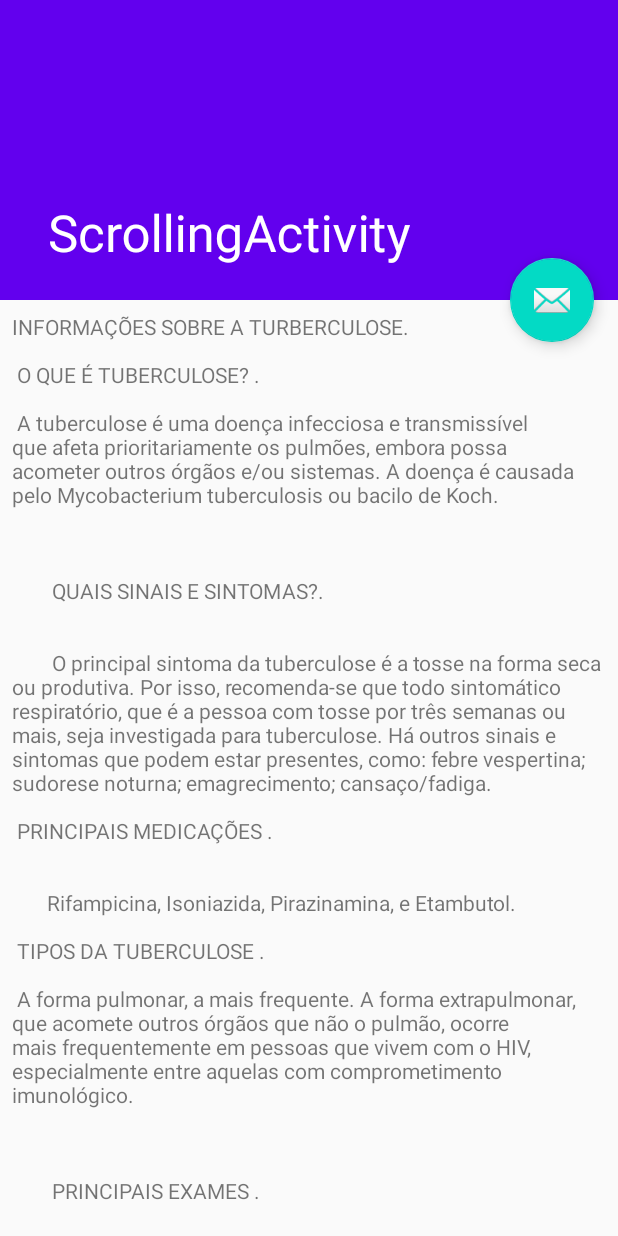
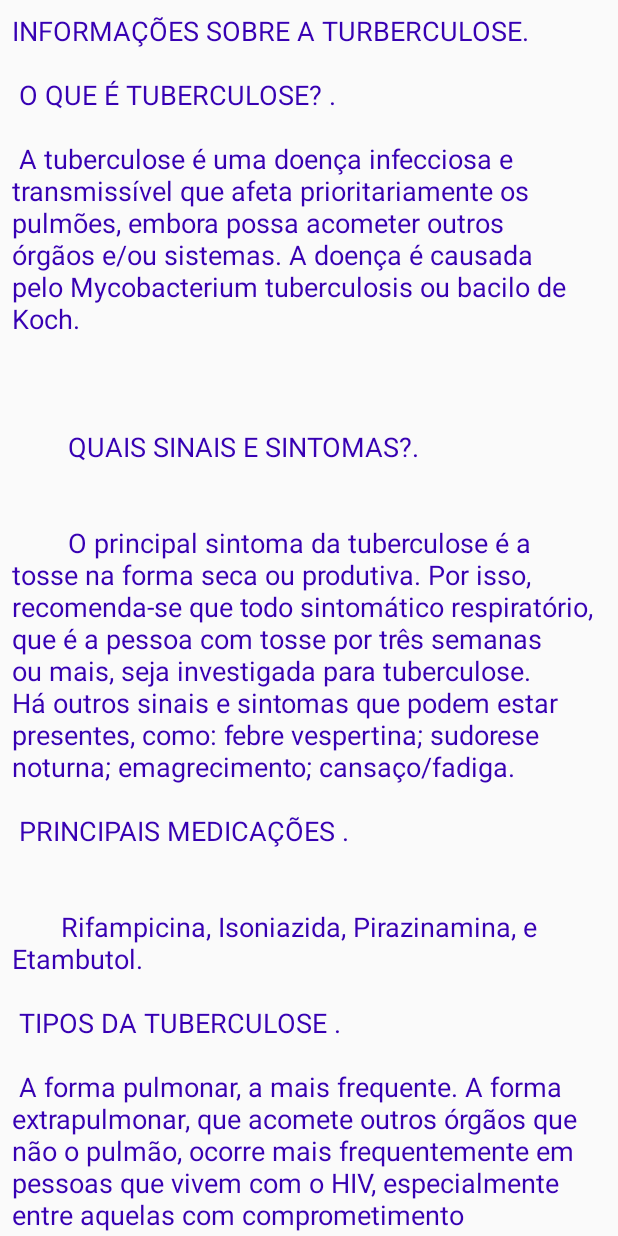
Before and after one commit to maxmonteiro2008/Pronex-Paciente, an Android app: the InfoActivity screen opened directly, with no data from a screen before it, on a phone screen of 412 x 824 dp. Run offline under Robolectric (Android 15) with nearby library versions, the phone set to English and light mode, and no system bars.

Commit message:
Ver 1.0: Auth + Opcoes-Final2 + Hora Medicamento + Camera2 + Medicacao + Sentimento+ info

```diff
--- a/app/src/main/java/com/mx/mobi_flm/InfoActivity.java
+++ b/app/src/main/java/com/mx/mobi_flm/InfoActivity.java
@@ -3,10 +3,7 @@ package com.mx.mobi_flm;
 import android.os.Bundle;
 import android.widget.TextView;
 
-import com.google.android.material.appbar.CollapsingToolbarLayout;
-
 import androidx.appcompat.app.AppCompatActivity;
-import androidx.appcompat.widget.Toolbar;
 
 public class InfoActivity extends AppCompatActivity {
 
@@ -15,19 +12,10 @@ public class InfoActivity extends AppCompatActivity {
     @Override
     protected void onCreate(Bundle savedInstanceState) {
         super.onCreate(savedInstanceState);
-        setContentView(R.layout.activity_info);
-        Toolbar toolbar = (Toolbar) findViewById(R.id.toolbar);
-        setSupportActionBar(toolbar);
-        CollapsingToolbarLayout toolBarLayout = (CollapsingToolbarLayout) findViewById(R.id.toolbar_layout);
-        toolBarLayout.setTitle(getTitle());
+        setContentView(R.layout.content_scrolling);
+
 
         textView = (TextView) findViewById(R.id.text1);
-        //fab.setOnClickListener(new View.OnClickListener() {
-        //    @Override
-        //    public void onClick(View view) {
-        //       Snackbar.make(view, "Replace with your own action", Snackbar.LENGTH_LONG)
-        //                .setAction("Action", null).show();
-        //    }
-        //});
+
     }//onCReate
 }//Activity
--- a/app/src/main/res/layout/activity_info.xml
+++ b/app/src/main/res/layout/activity_info.xml
@@ -33,14 +33,6 @@
         </com.google.android.material.appbar.CollapsingToolbarLayout>
     </com.google.android.material.appbar.AppBarLayout>
 
-    <com.google.android.material.floatingactionbutton.FloatingActionButton
-        android:id="@+id/fab"
-        android:layout_width="wrap_content"
-        android:layout_height="wrap_content"
-        android:layout_margin="@dimen/fab_margin"
-        app:layout_anchor="@id/app_bar"
-        app:layout_anchorGravity="bottom|end"
-        app:srcCompat="@android:drawable/ic_dialog_email" />
 
     <include layout="@layout/content_scrolling" />
 
--- a/app/src/main/res/layout/content_scrolling.xml
+++ b/app/src/main/res/layout/content_scrolling.xml
@@ -4,9 +4,9 @@
     xmlns:tools="http://schemas.android.com/tools"
     android:layout_width="match_parent"
     android:layout_height="match_parent"
-    app:layout_behavior="@string/appbar_scrolling_view_behavior"
+    app:layout_behavior="@string/title_activity_info"
     tools:context=".InfoActivity"
-    tools:showIn="@layout/activity_info">
+    tools:showIn="@layout/content_scrolling">
 
     <TextView
         android:id="@+id/text1"
@@ -14,6 +14,9 @@
         android:layout_height="wrap_content"
         android:layout_margin="8dp"
         android:autoSizeTextType="uniform"
+        android:textAppearance="@style/TextAppearance.AppCompat.Body1"
+        android:textColor="@color/colorPrimaryDark"
+        android:textSize="18sp"
         android:text="@string/tb_info_text" />
 
 </androidx.core.widget.NestedScrollView>
--- a/app/src/main/res/values/strings.xml
+++ b/app/src/main/res/values/strings.xml
@@ -39,7 +39,7 @@
     <string name="s_14_vermelho">Suor ou urina vermelhas</string>
     <string name="s_15_Tristeza"> Tristeza  grande</string>
     <string name="s_16_dormir"> Só quero ficar dormindo</string>
-    <string name="title_activity_info">ScrollingActivity</string>
+    <string name="title_activity_info">Inormações</string>
     <string name="tb_info_text">
         "INFORMAÇÕES SOBRE A TURBERCULOSE.\n\n"
 
```
